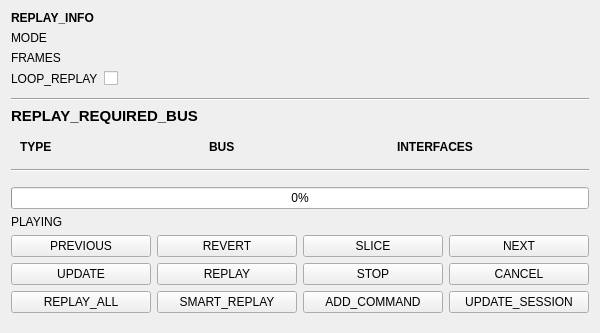
First picture: the form in ui/form-replay.ui, repository phil-eqtech/ShareCAN, before the edit.
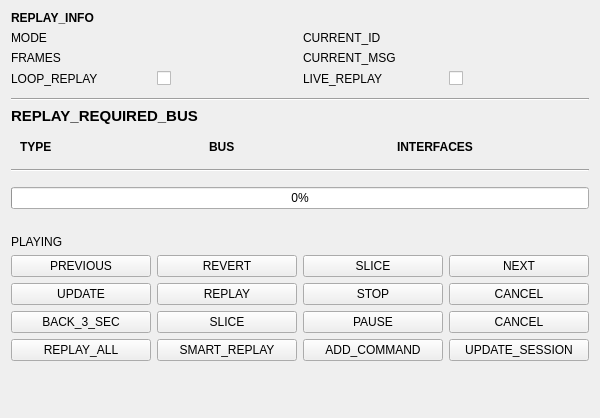
Second picture: the form after the edit.

Patch:
```diff
--- a/ui/form-replay.ui
+++ b/ui/form-replay.ui
@@ -7,7 +7,7 @@
     <x>0</x>
     <y>0</y>
     <width>600</width>
-    <height>310</height>
+    <height>418</height>
    </rect>
   </property>
   <property name="sizePolicy">
@@ -28,7 +28,7 @@
        <verstretch>0</verstretch>
       </sizepolicy>
      </property>
-     <layout class="QFormLayout" name="formLayout">
+     <layout class="QGridLayout" name="gridLayout_2">
       <property name="leftMargin">
        <number>0</number>
       </property>
@@ -41,16 +41,44 @@
       <property name="bottomMargin">
        <number>6</number>
       </property>
-      <item row="2" column="0">
-       <widget class="QLabel" name="titleFrames">
+      <item row="3" column="1">
+       <widget class="QCheckBox" name="checkLoop">
+        <property name="text">
+         <string/>
+        </property>
+       </widget>
+      </item>
+      <item row="3" column="2">
+       <widget class="QLabel" name="titleLiveReplay">
+        <property name="text">
+         <string>LIVE_REPLAY</string>
+        </property>
+       </widget>
+      </item>
+      <item row="2" column="1">
+       <widget class="QLabel" name="lblFrames">
+        <property name="text">
+         <string/>
+        </property>
+       </widget>
+      </item>
+      <item row="0" column="0">
+       <widget class="QLabel" name="titleReplayInfo">
         <property name="font">
          <font>
-          <weight>50</weight>
-          <bold>false</bold>
+          <weight>75</weight>
+          <bold>true</bold>
          </font>
         </property>
         <property name="text">
-         <string>FRAMES</string>
+         <string>REPLAY_INFO</string>
+        </property>
+       </widget>
+      </item>
+      <item row="1" column="1">
+       <widget class="QLabel" name="lblMode">
+        <property name="text">
+         <string/>
         </property>
        </widget>
       </item>
@@ -61,20 +89,6 @@
         </property>
        </widget>
       </item>
-      <item row="2" column="1">
-       <widget class="QLabel" name="lblFrames">
-        <property name="text">
-         <string/>
-        </property>
-       </widget>
-      </item>
-      <item row="3" column="1">
-       <widget class="QCheckBox" name="checkLoop">
-        <property name="text">
-         <string/>
-        </property>
-       </widget>
-      </item>
       <item row="1" column="0">
        <widget class="QLabel" name="titleMode">
         <property name="text">
@@ -82,23 +96,57 @@
         </property>
        </widget>
       </item>
-      <item row="1" column="1">
-       <widget class="QLabel" name="lblMode">
-        <property name="text">
-         <string/>
-        </property>
-       </widget>
-      </item>
-      <item row="0" column="0" colspan="2">
-       <widget class="QLabel" name="label">
+      <item row="2" column="0">
+       <widget class="QLabel" name="titleFrames">
         <property name="font">
          <font>
-          <weight>75</weight>
-          <bold>true</bold>
+          <weight>50</weight>
+          <bold>false</bold>
          </font>
         </property>
         <property name="text">
-         <string>REPLAY_INFO</string>
+         <string>FRAMES</string>
+        </property>
+       </widget>
+      </item>
+      <item row="3" column="3">
+       <widget class="QCheckBox" name="checkLive">
+        <property name="text">
+         <string/>
+        </property>
+        <property name="checked">
+         <bool>false</bool>
+        </property>
+        <property name="tristate">
+         <bool>false</bool>
+        </property>
+       </widget>
+      </item>
+      <item row="1" column="2">
+       <widget class="QLabel" name="titleId">
+        <property name="text">
+         <string>CURRENT_ID</string>
+        </property>
+       </widget>
+      </item>
+      <item row="2" column="2">
+       <widget class="QLabel" name="titleMsg">
+        <property name="text">
+         <string>CURRENT_MSG</string>
+        </property>
+       </widget>
+      </item>
+      <item row="2" column="3">
+       <widget class="QLabel" name="lblMsg">
+        <property name="text">
+         <string/>
+        </property>
+       </widget>
+      </item>
+      <item row="1" column="3">
+       <widget class="QLabel" name="lblId">
+        <property name="text">
+         <string/>
         </property>
        </widget>
       </item>
@@ -205,20 +253,33 @@
       <property name="rightMargin">
        <number>0</number>
       </property>
-      <item row="4" column="1">
-       <widget class="QPushButton" name="btnSmartReplay">
+      <item row="3" column="0">
+       <widget class="QPushButton" name="btnPrevious">
         <property name="cursor">
          <cursorShape>PointingHandCursor</cursorShape>
         </property>
         <property name="text">
-         <string>SMART_REPLAY</string>
+         <string>PREVIOUS</string>
         </property>
         <property name="cssClass" stdset="0">
          <string>btn-primary</string>
         </property>
        </widget>
       </item>
-      <item row="2" column="1">
+      <item row="6" column="0">
+       <widget class="QPushButton" name="btnReplayAll">
+        <property name="cursor">
+         <cursorShape>PointingHandCursor</cursorShape>
+        </property>
+        <property name="text">
+         <string>REPLAY_ALL</string>
+        </property>
+        <property name="cssClass" stdset="0">
+         <string>btn-primary</string>
+        </property>
+       </widget>
+      </item>
+      <item row="3" column="1">
        <widget class="QPushButton" name="btnRevert">
         <property name="cursor">
          <cursorShape>PointingHandCursor</cursorShape>
@@ -231,13 +292,137 @@
         </property>
        </widget>
       </item>
+      <item row="4" column="1">
+       <widget class="QPushButton" name="btnReplay">
+        <property name="cursor">
+         <cursorShape>PointingHandCursor</cursorShape>
+        </property>
+        <property name="text">
+         <string>REPLAY</string>
+        </property>
+        <property name="cssClass" stdset="0">
+         <string>btn-primary</string>
+        </property>
+       </widget>
+      </item>
+      <item row="5" column="3">
+       <widget class="QPushButton" name="btnCancelAll">
+        <property name="cursor">
+         <cursorShape>PointingHandCursor</cursorShape>
+        </property>
+        <property name="text">
+         <string>CANCEL</string>
+        </property>
+        <property name="cssClass" stdset="0">
+         <string>btn-danger</string>
+        </property>
+       </widget>
+      </item>
+      <item row="4" column="3">
+       <widget class="QPushButton" name="btnCancel">
+        <property name="cursor">
+         <cursorShape>PointingHandCursor</cursorShape>
+        </property>
+        <property name="text">
+         <string>CANCEL</string>
+        </property>
+        <property name="cssClass" stdset="0">
+         <string>btn-danger</string>
+        </property>
+       </widget>
+      </item>
+      <item row="3" column="2">
+       <widget class="QPushButton" name="btnSlice">
+        <property name="cursor">
+         <cursorShape>PointingHandCursor</cursorShape>
+        </property>
+        <property name="text">
+         <string>SLICE</string>
+        </property>
+        <property name="cssClass" stdset="0">
+         <string>btn-primary</string>
+        </property>
+       </widget>
+      </item>
+      <item row="4" column="0">
+       <widget class="QPushButton" name="btnUpdate">
+        <property name="cursor">
+         <cursorShape>PointingHandCursor</cursorShape>
+        </property>
+        <property name="text">
+         <string>UPDATE</string>
+        </property>
+        <property name="cssClass" stdset="0">
+         <string>btn-primary</string>
+        </property>
+       </widget>
+      </item>
       <item row="4" column="2">
+       <widget class="QPushButton" name="btnStop">
+        <property name="cursor">
+         <cursorShape>PointingHandCursor</cursorShape>
+        </property>
+        <property name="text">
+         <string>STOP</string>
+        </property>
+        <property name="cssClass" stdset="0">
+         <string>btn-danger</string>
+        </property>
+       </widget>
+      </item>
+      <item row="5" column="1">
+       <widget class="QPushButton" name="btnSliceAll">
+        <property name="cursor">
+         <cursorShape>PointingHandCursor</cursorShape>
+        </property>
+        <property name="text">
+         <string>SLICE</string>
+        </property>
+        <property name="cssClass" stdset="0">
+         <string>btn-primary</string>
+        </property>
+       </widget>
+      </item>
+      <item row="6" column="2">
        <widget class="QPushButton" name="btnAddCommand">
         <property name="text">
          <string>ADD_COMMAND</string>
         </property>
        </widget>
       </item>
+      <item row="6" column="1">
+       <widget class="QPushButton" name="btnSmartReplay">
+        <property name="cursor">
+         <cursorShape>PointingHandCursor</cursorShape>
+        </property>
+        <property name="text">
+         <string>SMART_REPLAY</string>
+        </property>
+        <property name="cssClass" stdset="0">
+         <string>btn-primary</string>
+        </property>
+       </widget>
+      </item>
+      <item row="2" column="0">
+       <widget class="QLabel" name="titlePlaying">
+        <property name="text">
+         <string>PLAYING</string>
+        </property>
+       </widget>
+      </item>
+      <item row="3" column="3">
+       <widget class="QPushButton" name="btnNext">
+        <property name="cursor">
+         <cursorShape>PointingHandCursor</cursorShape>
+        </property>
+        <property name="text">
+         <string>NEXT</string>
+        </property>
+        <property name="cssClass" stdset="0">
+         <string>btn-primary</string>
+        </property>
+       </widget>
+      </item>
       <item row="0" column="0" colspan="4">
        <widget class="QProgressBar" name="progress">
         <property name="value">
@@ -245,33 +430,7 @@
         </property>
        </widget>
       </item>
-      <item row="2" column="2">
-       <widget class="QPushButton" name="btnSlice">
-        <property name="cursor">
-         <cursorShape>PointingHandCursor</cursorShape>
-        </property>
-        <property name="text">
-         <string>SLICE</string>
-        </property>
-        <property name="cssClass" stdset="0">
-         <string>btn-primary</string>
-        </property>
-       </widget>
-      </item>
-      <item row="3" column="3">
-       <widget class="QPushButton" name="btnCancel">
-        <property name="cursor">
-         <cursorShape>PointingHandCursor</cursorShape>
-        </property>
-        <property name="text">
-         <string>CANCEL</string>
-        </property>
-        <property name="cssClass" stdset="0">
-         <string>btn-danger</string>
-        </property>
-       </widget>
-      </item>
-      <item row="4" column="3">
+      <item row="6" column="3">
        <widget class="QPushButton" name="btnUpdateSession">
         <property name="cursor">
          <cursorShape>PointingHandCursor</cursorShape>
@@ -284,95 +443,46 @@
         </property>
        </widget>
       </item>
-      <item row="4" column="0">
-       <widget class="QPushButton" name="btnReplayAll">
+      <item row="5" column="0">
+       <widget class="QPushButton" name="btnBack">
         <property name="cursor">
          <cursorShape>PointingHandCursor</cursorShape>
         </property>
         <property name="text">
-         <string>REPLAY_ALL</string>
+         <string>BACK_3_SEC</string>
         </property>
         <property name="cssClass" stdset="0">
          <string>btn-primary</string>
         </property>
        </widget>
       </item>
-      <item row="2" column="3">
-       <widget class="QPushButton" name="btnNext">
+      <item row="5" column="2">
+       <widget class="QPushButton" name="btnPause">
         <property name="cursor">
          <cursorShape>PointingHandCursor</cursorShape>
         </property>
         <property name="text">
-         <string>NEXT</string>
+         <string>PAUSE</string>
         </property>
         <property name="cssClass" stdset="0">
          <string>btn-primary</string>
         </property>
        </widget>
       </item>
-      <item row="2" column="0">
-       <widget class="QPushButton" name="btnPrevious">
-        <property name="cursor">
-         <cursorShape>PointingHandCursor</cursorShape>
-        </property>
-        <property name="text">
-         <string>PREVIOUS</string>
-        </property>
-        <property name="cssClass" stdset="0">
-         <string>btn-primary</string>
-        </property>
-       </widget>
-      </item>
-      <item row="3" column="0">
-       <widget class="QPushButton" name="btnUpdate">
-        <property name="cursor">
-         <cursorShape>PointingHandCursor</cursorShape>
-        </property>
-        <property name="text">
-         <string>UPDATE</string>
-        </property>
-        <property name="cssClass" stdset="0">
-         <string>btn-primary</string>
-        </property>
-       </widget>
-      </item>
-      <item row="3" column="1">
-       <widget class="QPushButton" name="btnReplay">
-        <property name="cursor">
-         <cursorShape>PointingHandCursor</cursorShape>
-        </property>
-        <property name="text">
-         <string>REPLAY</string>
-        </property>
-        <property name="cssClass" stdset="0">
-         <string>btn-primary</string>
-        </property>
-       </widget>
-      </item>
-      <item row="1" column="0">
-       <widget class="QLabel" name="titlePlaying">
-        <property name="text">
-         <string>PLAYING</string>
-        </property>
-       </widget>
-      </item>
-      <item row="1" column="1" colspan="2">
+      <item row="2" column="1" colspan="2">
        <widget class="QLabel" name="lblFrameCount">
         <property name="text">
          <string/>
         </property>
        </widget>
       </item>
-      <item row="3" column="2">
-       <widget class="QPushButton" name="btnStop">
-        <property name="cursor">
-         <cursorShape>PointingHandCursor</cursorShape>
-        </property>
+      <item row="1" column="0" colspan="4">
+       <widget class="QLabel" name="lblFrameId">
         <property name="text">
-         <string>STOP</string>
+         <string/>
         </property>
-        <property name="cssClass" stdset="0">
-         <string>btn-danger</string>
+        <property name="alignment">
+         <set>Qt::AlignCenter</set>
         </property>
        </widget>
       </item>
```
Left out of the diff: 5 changed lines with no effect on the pictures.
